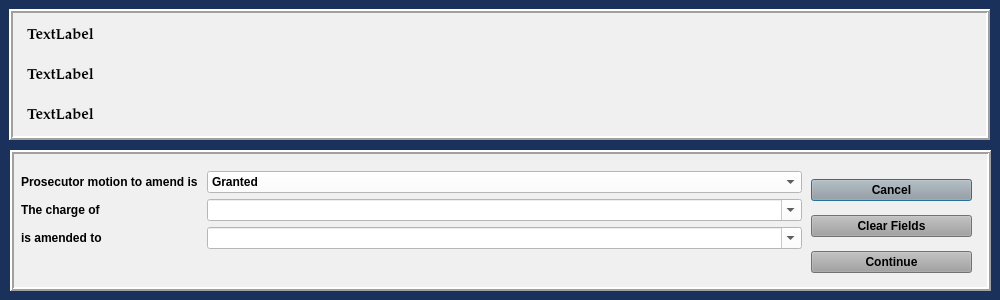
First picture: the form in resources/ui/AmendOffenseDialog.ui, repository HunterProgram22/MuniEntry, before the edit.
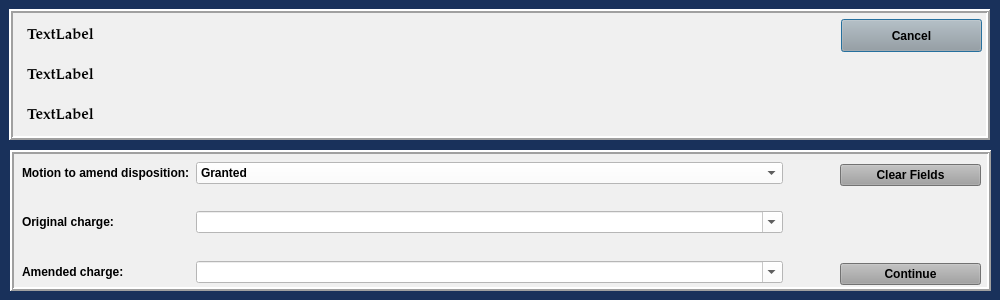
Second picture: the form after the edit.

Commit message: Cleaned up amend offense dialog.

```diff
--- a/resources/ui/AmendOffenseDialog.ui
+++ b/resources/ui/AmendOffenseDialog.ui
@@ -141,6 +141,22 @@
      <string>TextLabel</string>
     </property>
    </widget>
+   <widget class="QPushButton" name="pushButton_3">
+    <property name="geometry">
+     <rect>
+      <x>832</x>
+      <y>10</y>
+      <width>141</width>
+      <height>33</height>
+     </rect>
+    </property>
+    <property name="styleSheet">
+     <string notr="true">background-color: rgb(160, 160, 160);</string>
+    </property>
+    <property name="text">
+     <string>Cancel</string>
+    </property>
+   </widget>
   </widget>
   <widget class="QFrame" name="frame_2">
    <property name="geometry">
@@ -168,62 +184,20 @@
    <property name="midLineWidth">
     <number>0</number>
    </property>
-   <widget class="QWidget" name="layoutWidget">
+   <widget class="QWidget" name="">
     <property name="geometry">
      <rect>
-      <x>801</x>
-      <y>21</y>
-      <width>161</width>
-      <height>111</height>
-     </rect>
-    </property>
-    <layout class="QGridLayout" name="gridLayout">
-     <item row="0" column="0">
-      <widget class="QPushButton" name="pushButton_3">
-       <property name="styleSheet">
-        <string notr="true">background-color: rgb(160, 160, 160);</string>
-       </property>
-       <property name="text">
-        <string>Cancel</string>
-       </property>
-      </widget>
-     </item>
-     <item row="1" column="0">
-      <widget class="QPushButton" name="pushButton_2">
-       <property name="styleSheet">
-        <string notr="true">background-color: rgb(160, 160, 160);</string>
-       </property>
-       <property name="text">
-        <string>Clear Fields</string>
-       </property>
-      </widget>
-     </item>
-     <item row="2" column="0">
-      <widget class="QPushButton" name="continueButton">
-       <property name="styleSheet">
-        <string notr="true">background-color: rgb(160, 160, 160);</string>
-       </property>
-       <property name="text">
-        <string>Continue</string>
-       </property>
-      </widget>
-     </item>
-    </layout>
-   </widget>
-   <widget class="QWidget" name="layoutWidget">
-    <property name="geometry">
-     <rect>
-      <x>11</x>
-      <y>21</y>
-      <width>781</width>
-      <height>111</height>
+      <x>12</x>
+      <y>12</y>
+      <width>761</width>
+      <height>121</height>
      </rect>
     </property>
     <layout class="QFormLayout" name="formLayout">
      <item row="0" column="0">
       <widget class="QLabel" name="label">
        <property name="text">
-        <string>Prosecutor motion to amend is </string>
+        <string>Motion to amend disposition:</string>
        </property>
       </widget>
      </item>
@@ -252,14 +226,14 @@
        </item>
       </widget>
      </item>
-     <item row="1" column="0">
+     <item row="2" column="0">
       <widget class="QLabel" name="label_2">
        <property name="text">
-        <string>The charge of </string>
+        <string>Original charge:</string>
        </property>
       </widget>
      </item>
-     <item row="1" column="1">
+     <item row="2" column="1">
       <widget class="QComboBox" name="original_charge_box">
        <property name="styleSheet">
         <string notr="true">background-color: rgb(255, 255, 255);</string>
@@ -269,14 +243,14 @@
        </property>
       </widget>
      </item>
-     <item row="2" column="0">
+     <item row="4" column="0">
       <widget class="QLabel" name="label_3">
        <property name="text">
-        <string>is amended to</string>
+        <string>Amended charge:</string>
        </property>
       </widget>
      </item>
-     <item row="2" column="1">
+     <item row="4" column="1">
       <widget class="QComboBox" name="amended_charge_box">
        <property name="styleSheet">
         <string notr="true">background-color: rgb(255, 255, 255);</string>
@@ -286,6 +260,77 @@
        </property>
       </widget>
      </item>
+     <item row="1" column="0">
+      <spacer name="verticalSpacer_2">
+       <property name="orientation">
+        <enum>Qt::Vertical</enum>
+       </property>
+       <property name="sizeHint" stdset="0">
+        <size>
+         <width>20</width>
+         <height>40</height>
+        </size>
+       </property>
+      </spacer>
+     </item>
+     <item row="3" column="1">
+      <spacer name="verticalSpacer_3">
+       <property name="orientation">
+        <enum>Qt::Vertical</enum>
+       </property>
+       <property name="sizeHint" stdset="0">
+        <size>
+         <width>20</width>
+         <height>40</height>
+        </size>
+       </property>
+      </spacer>
+     </item>
+    </layout>
+   </widget>
+   <widget class="QWidget" name="">
+    <property name="geometry">
+     <rect>
+      <x>830</x>
+      <y>14</y>
+      <width>141</width>
+      <height>121</height>
+     </rect>
+    </property>
+    <layout class="QGridLayout" name="gridLayout">
+     <item row="0" column="0">
+      <widget class="QPushButton" name="pushButton_2">
+       <property name="styleSheet">
+        <string notr="true">background-color: rgb(160, 160, 160);</string>
+       </property>
+       <property name="text">
+        <string>Clear Fields</string>
+       </property>
+      </widget>
+     </item>
+     <item row="2" column="0">
+      <widget class="QPushButton" name="continueButton">
+       <property name="styleSheet">
+        <string notr="true">background-color: rgb(160, 160, 160);</string>
+       </property>
+       <property name="text">
+        <string>Continue</string>
+       </property>
+      </widget>
+     </item>
+     <item row="1" column="0">
+      <spacer name="verticalSpacer">
+       <property name="orientation">
+        <enum>Qt::Vertical</enum>
+       </property>
+       <property name="sizeHint" stdset="0">
+        <size>
+         <width>20</width>
+         <height>40</height>
+        </size>
+       </property>
+      </spacer>
+     </item>
     </layout>
    </widget>
   </widget>
```
Left out of the diff: 29 changed lines with no effect on the pictures. The commit also changes 3 other files.
